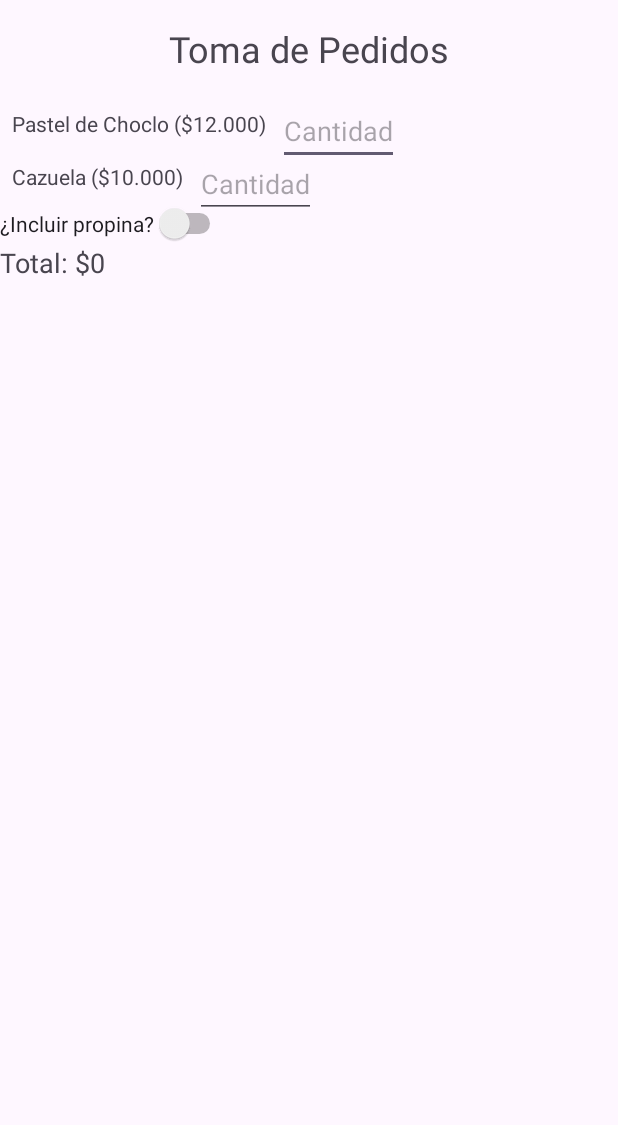
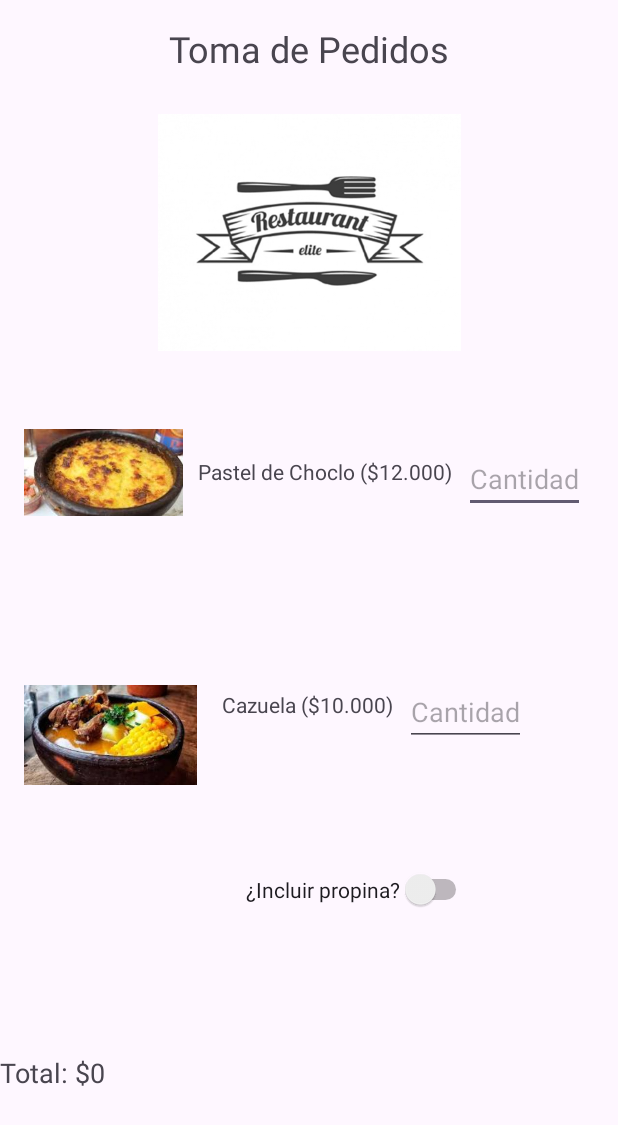
Before and after one commit to Max260686/Eva1-prog2, an Android app: the screen it shows after launch (MainActivity), on a phone screen of 412 x 824 dp. Shown: the top 1125 px of the screen. Run offline under Robolectric (Android 15) with nearby library versions, the phone set to English and light mode, and no system bars.

Commit message:
Eva1 final

```diff
--- a/app/src/main/res/layout/activity_main.xml
+++ b/app/src/main/res/layout/activity_main.xml
@@ -19,14 +19,17 @@
         android:padding="16dp" />
 
     <!-- Pastel de Choclo -->
+
     <TextView
         android:id="@+id/tvPastelDeChoclo"
         android:layout_width="0dp"
         android:layout_height="wrap_content"
+        android:layout_marginStart="124dp"
+        android:layout_marginTop="232dp"
+        android:padding="8dp"
         android:text="Pastel de Choclo ($12.000)"
-        app:layout_constraintTop_toBottomOf="@id/tvTitulo"
         app:layout_constraintStart_toStartOf="parent"
-        android:padding="8dp" />
+        app:layout_constraintTop_toBottomOf="@id/tvTitulo" />
 
     <EditText
         android:id="@+id/etCantidadPastelDeChoclo"
@@ -38,14 +41,17 @@
         app:layout_constraintTop_toTopOf="@id/tvPastelDeChoclo" />
 
     <!-- Cazuela -->
+
     <TextView
         android:id="@+id/tvCazuela"
         android:layout_width="0dp"
         android:layout_height="wrap_content"
+        android:layout_marginStart="140dp"
+        android:layout_marginTop="120dp"
+        android:padding="8dp"
         android:text="Cazuela ($10.000)"
-        app:layout_constraintTop_toBottomOf="@id/tvPastelDeChoclo"
         app:layout_constraintStart_toStartOf="parent"
-        android:padding="8dp" />
+        app:layout_constraintTop_toBottomOf="@id/tvPastelDeChoclo" />
 
     <EditText
         android:id="@+id/etCantidadCazuela"
@@ -57,22 +63,58 @@
         app:layout_constraintTop_toTopOf="@id/tvCazuela" />
 
     <!-- Switch Propina -->
+
+    <!-- Resultado -->
+
     <Switch
         android:id="@+id/switchPropina"
         android:layout_width="wrap_content"
         android:layout_height="wrap_content"
+        android:layout_marginStart="164dp"
+        android:layout_marginTop="92dp"
         android:text="¿Incluir propina?"
         app:layout_constraintStart_toStartOf="parent"
         app:layout_constraintTop_toBottomOf="@id/tvCazuela" />
 
-    <!-- Resultado -->
     <TextView
         android:id="@+id/tvResultado"
         android:layout_width="0dp"
         android:layout_height="wrap_content"
+        android:layout_marginTop="96dp"
         android:text="Total: $0"
         android:textSize="18sp"
-        app:layout_constraintTop_toBottomOf="@id/switchPropina"
+        app:layout_constraintEnd_toEndOf="parent"
+        app:layout_constraintHorizontal_bias="1.0"
         app:layout_constraintStart_toStartOf="parent"
-        app:layout_constraintEnd_toEndOf="parent" />
+        app:layout_constraintTop_toBottomOf="@id/switchPropina" />
+
+    <ImageView
+        android:id="@+id/imageView"
+        android:layout_width="310dp"
+        android:layout_height="158dp"
+        android:layout_marginTop="76dp"
+        app:layout_constraintEnd_toEndOf="parent"
+        app:layout_constraintStart_toStartOf="parent"
+        app:layout_constraintTop_toTopOf="@+id/tvTitulo"
+        app:srcCompat="@drawable/restaurant1" />
+
+    <ImageView
+        android:id="@+id/imageView3"
+        android:layout_width="106dp"
+        android:layout_height="94dp"
+        android:layout_marginStart="16dp"
+        android:layout_marginTop="268dp"
+        app:layout_constraintStart_toStartOf="parent"
+        app:layout_constraintTop_toTopOf="parent"
+        app:srcCompat="@drawable/pastelchoclo" />
+
+    <ImageView
+        android:id="@+id/imageView4"
+        android:layout_width="115dp"
+        android:layout_height="104dp"
+        android:layout_marginStart="16dp"
+        android:layout_marginTop="76dp"
+        app:layout_constraintStart_toStartOf="parent"
+        app:layout_constraintTop_toBottomOf="@+id/imageView3"
+        app:srcCompat="@drawable/cazuela" />
 </androidx.constraintlayout.widget.ConstraintLayout>
```
Also changed, not shown: app/src/main/res/drawable/cazuela.png (added), app/src/main/res/drawable/pastelchoclo.png (added), app/src/main/res/drawable/restaurant1.png (added).
